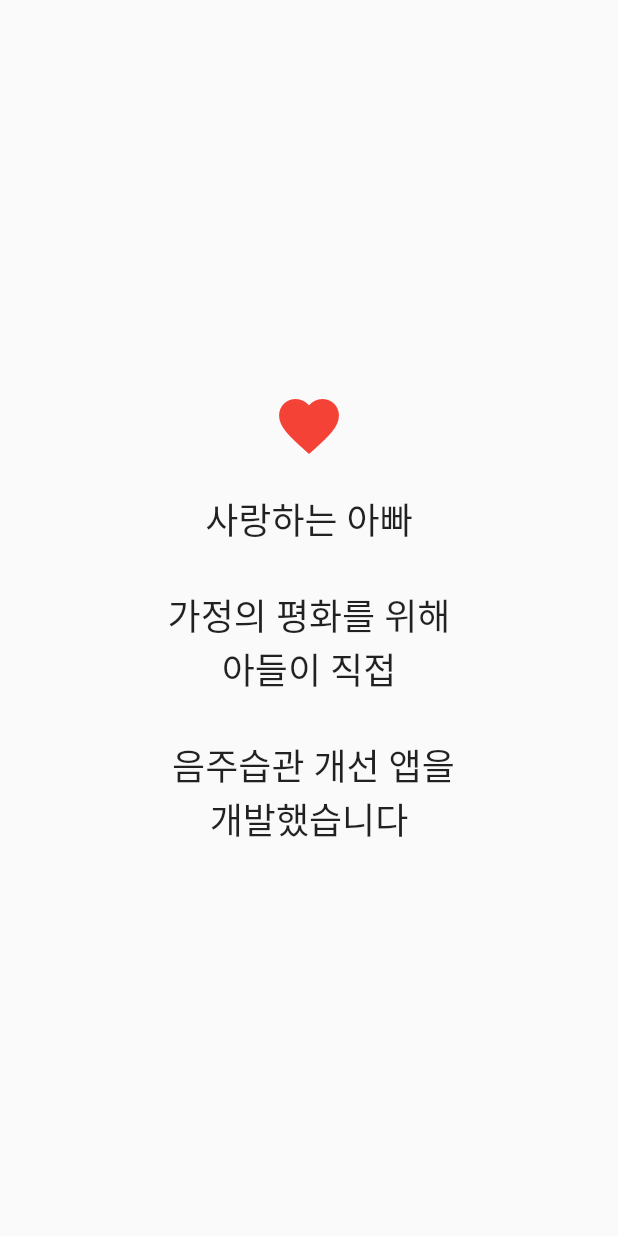
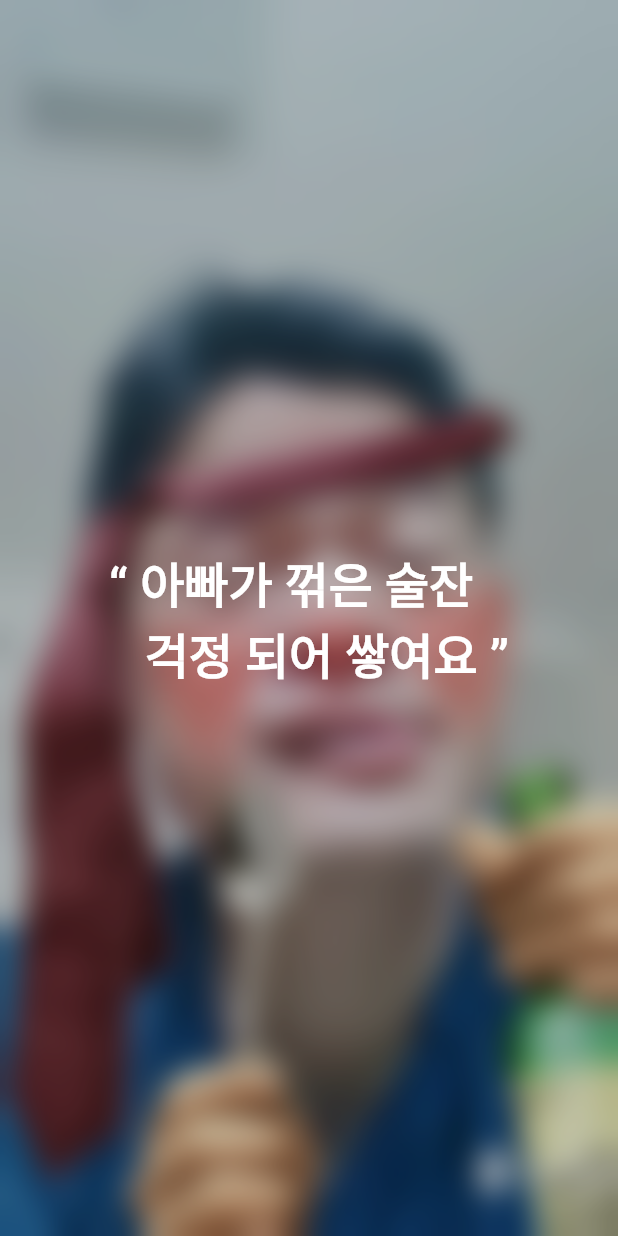
Before and after one commit to junhaddi/Pongdang, a Flutter app: the SplashScreen screen opened directly, on a phone screen of 412 x 824 dp. Run offline on Flutter 3.47's test engine with Material 2 defaults, Android fonts, the phone set to English and light mode, and no system bars; our stand-ins replace shared_preferences, table_calendar; accounts and stored records are empty; Roboto replaces fonts that are missing (NanumBarunGothic).

Commit message:
스플래시 화면 개선
색상 변경

```diff
--- a/lib/screens/splash_screen.dart
+++ b/lib/screens/splash_screen.dart
@@ -1,4 +1,5 @@
 import 'dart:async';
+import 'dart:ui';
 
 import 'package:flutter/material.dart';
 
@@ -11,7 +12,7 @@ class _SplashScreenState extends State<SplashScreen> {
   @override
   void initState() {
     super.initState();
-    Timer(Duration(seconds: 3), () {
+    Timer(Duration(seconds: 4), () {
       Navigator.of(context).pushReplacementNamed('/index');
     });
   }
@@ -19,26 +20,27 @@ class _SplashScreenState extends State<SplashScreen> {
   @override
   Widget build(BuildContext context) {
     return Scaffold(
-      body: Center(
-        child: Column(
-          mainAxisAlignment: MainAxisAlignment.center,
-          children: <Widget>[
-            Icon(
-              Icons.favorite,
-              size: 48.0,
-              color: Colors.red,
+      body: Container(
+        decoration: BoxDecoration(
+          image: DecorationImage(
+            image: AssetImage('assets/images/splash.jpg'),
+            fit: BoxFit.cover,
+          ),
+        ),
+        child: BackdropFilter(
+          filter: ImageFilter.blur(sigmaX: 10.0, sigmaY: 10.0),
+          child: Container(
+            alignment: Alignment.center,
+            color: Colors.black.withOpacity(0.2),
+            child: Text(
+              '“ 아빠가 꺾은 술잔\n   걱정 되어 쌓여요 ”',
+              style: TextStyle(
+                fontSize: 32.0,
+                color: Colors.white,
+                fontWeight: FontWeight.bold,
+              ),
             ),
-            SizedBox(
-              height: 20.0,
-            ),
-            Text(
-              '사랑하는 아빠\n\n가정의 평화를 위해\n아들이 직접\n\n 음주습관 개선 앱을\n개발했습니다',
-              style: TextStyle(
-                fontSize: 24.0,
-              ),
-              textAlign: TextAlign.center,
-            ),
-          ],
+          ),
         ),
       ),
     );
--- a/pubspec.yaml
+++ b/pubspec.yaml
@@ -49,7 +49,8 @@ flutter:
 
   # To add assets to your application, add an assets section, like this:
   assets:
-    - assets/images/logo.png
+    - assets/images/splash.jpg
+    - assets/images/liver.png
 
   # An image asset can refer to one or more resolution-specific "variants", see
   # https://flutter.dev/assets-and-images/#resolution-aware.
```
Also changed, not shown: lib/screens/index_screen.dart (+29 -12 lines), lib/util.dart (+4 -4 lines), assets/images/liver.png (added), assets/images/splash.jpg (added).
